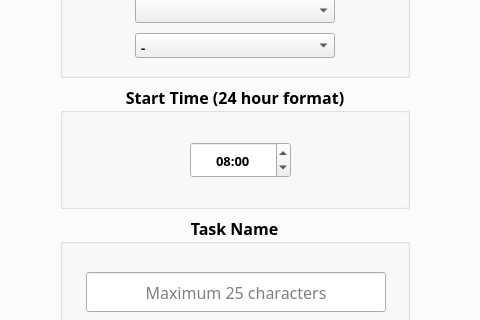
This is Repository/UserInterface.ui in ben-wsh10/TaskScheduler-SoftwareReboot as Qt 5 draws it before an edit; both pictures show x 165 to 645 and y 101 to 421 of the 800 by 600 pixel window. The edited form follows.
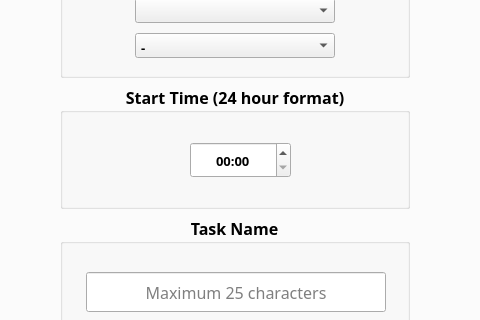
This is the edited form.

```diff
--- a/Repository/UserInterface.ui
+++ b/Repository/UserInterface.ui
@@ -303,7 +303,7 @@
                      </property>
                      <property name="dateTime">
                       <datetime>
-                       <hour>8</hour>
+                       <hour>0</hour>
                        <minute>0</minute>
                        <second>0</second>
                        <year>1999</year>
```
Left out of the diff: 3 changed lines with no effect on the pictures.
